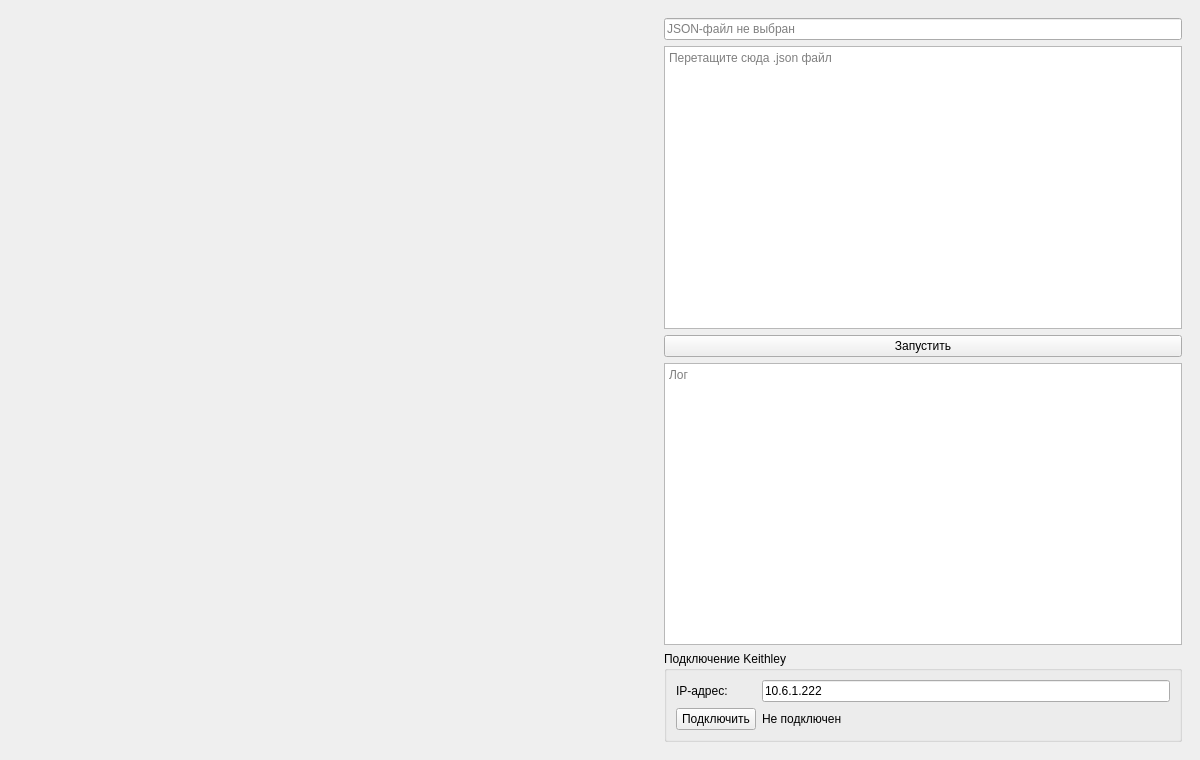
The window that gui/main_window.ui (AtariVC/keithly_calibrator) describes before a commit, drawn with Qt 5.
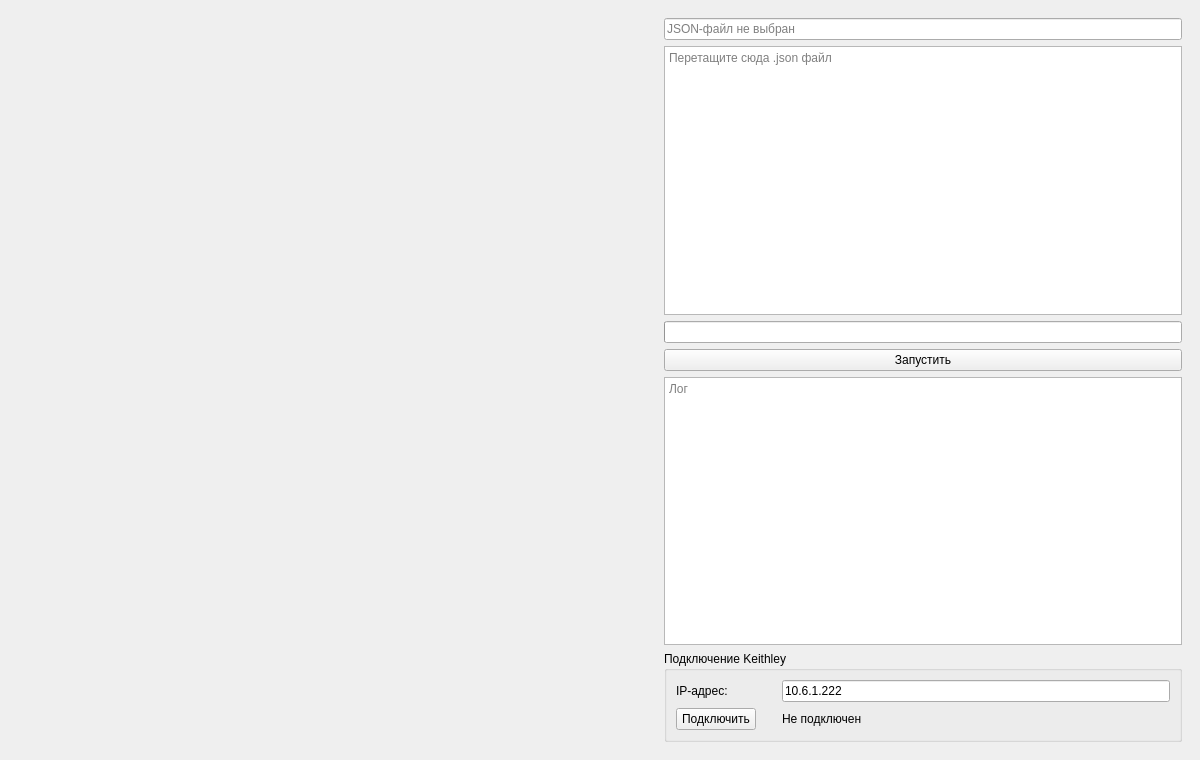
The same window after the commit.

Commit message:
add LED indicator, progress bar, JSON rename-on-save, and Keithley connection verification
- Verify Keithley connection with a real TSP query after constructor to prevent false positives
- Add LED indicator (green/red/grey) next to connect button in UI
- Add QProgressBar above start button, wired to on_progress callback in MeasureProcessing
- Make jsonFileLineEdit editable — saving with a new name creates a new file in the same directory
- Add widget_led_red() to led_widgets.py

```diff
--- a/gui/main_window.ui
+++ b/gui/main_window.ui
@@ -76,6 +76,16 @@
          </property>
         </widget>
        </item>
+       <item>
+        <widget class="QProgressBar" name="progressBar">
+         <property name="value">
+          <number>0</number>
+         </property>
+         <property name="textVisible">
+          <bool>false</bool>
+         </property>
+        </widget>
+       </item>
        <item>
         <widget class="QPushButton" name="startStopButton">
          <property name="text">
@@ -117,11 +127,31 @@
            </widget>
           </item>
           <item row="1" column="0">
+           <layout class="QHBoxLayout" name="connectRowLayout">
+            <item>
            <widget class="QPushButton" name="connectKeithleyButton">
             <property name="text">
              <string>Подключить</string>
             </property>
            </widget>
+            </item>
+            <item>
+             <widget class="QWidget" name="keithleyLedWidget" native="true">
+              <property name="minimumSize">
+               <size>
+                <width>14</width>
+                <height>14</height>
+               </size>
+              </property>
+              <property name="maximumSize">
+               <size>
+                <width>14</width>
+                <height>14</height>
+               </size>
+              </property>
+             </widget>
+            </item>
+           </layout>
           </item>
           <item row="1" column="1">
            <widget class="QLabel" name="keithleyStatusLabel">
```
Left out of the diff: 3 changed lines with no effect on the pictures. Lines whose indentation alone changed are shown as unchanged. The commit also changes 3 other files.
